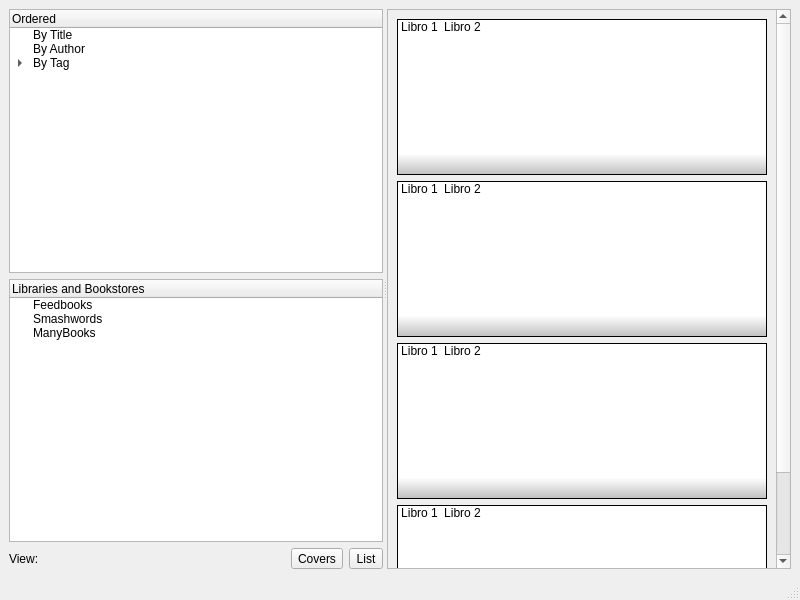
Above: src/main.ui from chrmorais/aranduka before the change. Below: the same form after it.
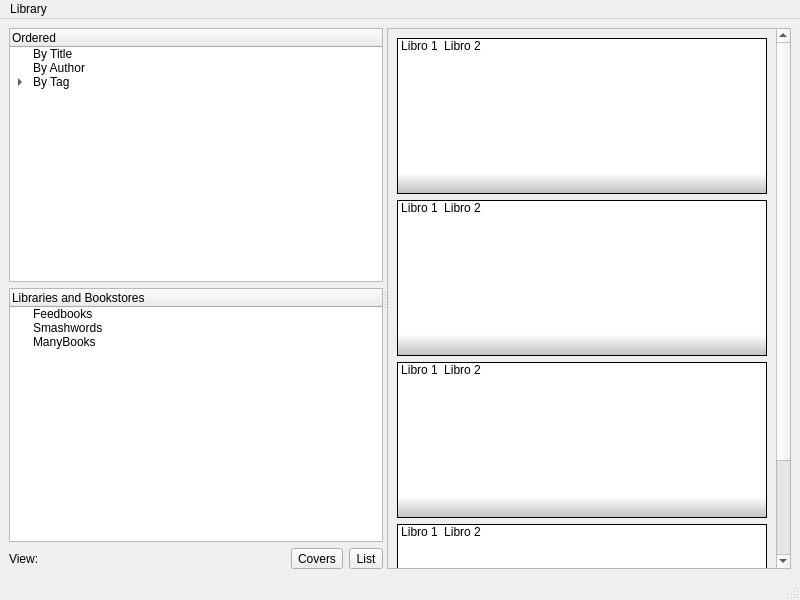
That is the form after the change. Icons and pictures are not drawn.

Commit message: Functional importer integrated

```diff
--- a/src/main.ui
+++ b/src/main.ui
@@ -141,7 +141,7 @@
            <property name="geometry">
             <rect>
              <x>0</x>
-             <y>-107</y>
+             <y>0</y>
              <width>382</width>
              <height>648</height>
             </rect>
@@ -363,6 +363,13 @@
      <height>24</height>
     </rect>
    </property>
+   <widget class="QMenu" name="menuLibrary">
+    <property name="title">
+     <string>Library</string>
+    </property>
+    <addaction name="actionImport_Files"/>
+   </widget>
+   <addaction name="menuLibrary"/>
   </widget>
   <widget class="QStatusBar" name="statusbar"/>
  </widget>
```
Left out of the diff: 5 changed lines with no effect on the pictures. The commit also changes 2 other files.
